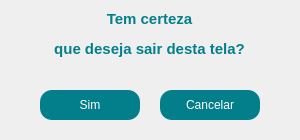
mateuscosta27/WebScraping, file view/formAlert.ui: the form before one commit.
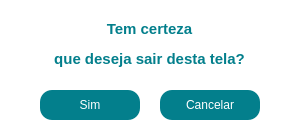
The form after the commit.

What changed in the file:
```diff
--- a/view/formAlert.ui
+++ b/view/formAlert.ui
@@ -32,7 +32,10 @@
    <string>Alerta!</string>
   </property>
   <property name="windowOpacity">
-   <double>0.800000000000000</double>
+   <double>1.000000000000000</double>
+  </property>
+  <property name="styleSheet">
+   <string notr="true">background-color: rgb(255, 255, 255);</string>
   </property>
   <widget class="QWidget" name="centralwidget">
    <widget class="QPushButton" name="btn_exit">
@@ -137,19 +140,19 @@
       <x>9</x>
       <y>9</y>
       <width>281</width>
-      <height>50</height>
+      <height>70</height>
      </rect>
     </property>
     <property name="minimumSize">
      <size>
-      <width>0</width>
-      <height>0</height>
+      <width>281</width>
+      <height>70</height>
      </size>
     </property>
     <property name="maximumSize">
      <size>
-      <width>600</width>
-      <height>50</height>
+      <width>281</width>
+      <height>70</height>
      </size>
     </property>
     <property name="text">
```
